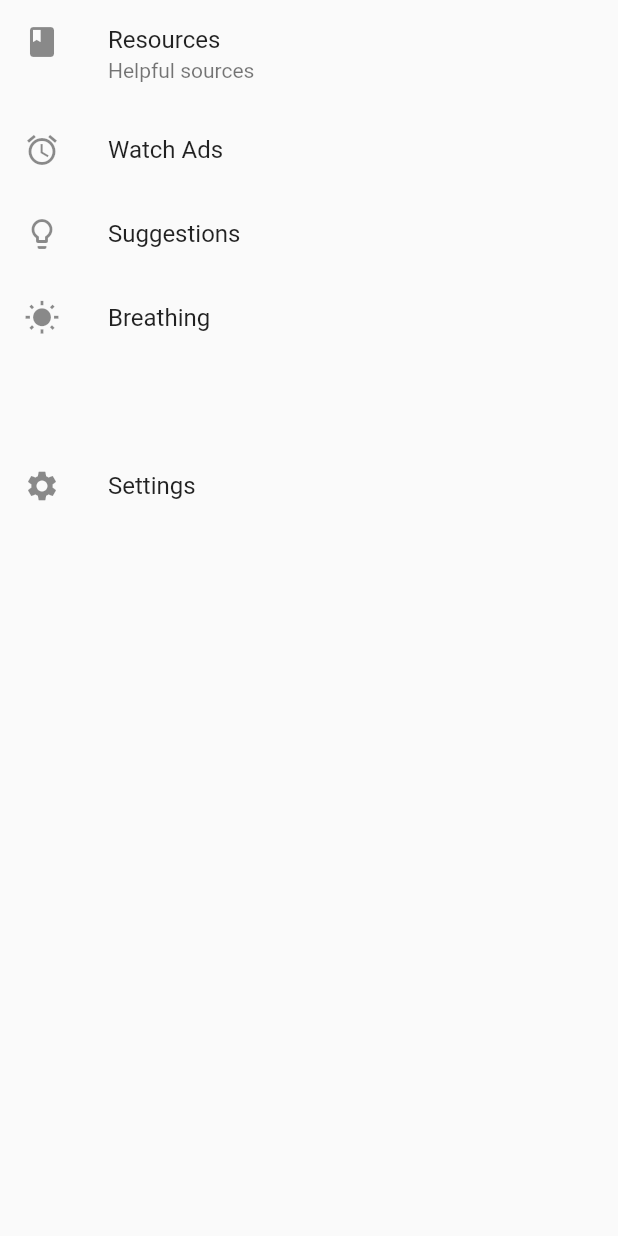
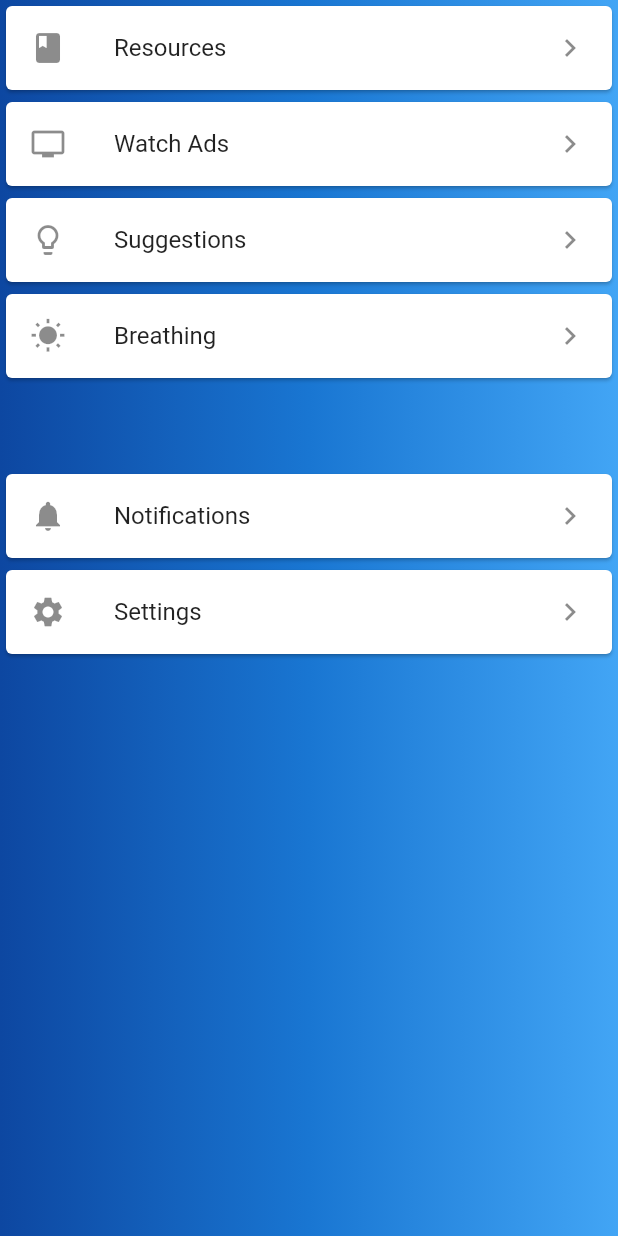
Before and after one commit to PrasannS/katy_mental_health, a Flutter app: the MorePage screen opened directly, on a phone screen of 412 x 824 dp. Run offline on Flutter 3.47's test engine with Material 2 defaults, Android fonts, the phone set to English and light mode, and no system bars; our stand-ins replace cloud_firestore, firebase_auth, fl_chart, sqflite, table_calendar; missing offline and left inert: flutter_circular_slider; accounts and stored records are empty.

```diff
--- a/lib/Pages/more_page.dart
+++ b/lib/Pages/more_page.dart
@@ -15,58 +15,94 @@ class _MorePageState extends State<MorePage> {
   @override
   Widget build(BuildContext context) {
       return new Scaffold(
-          body: new ListView(
+          body: Container(
+              decoration: BoxDecoration(
+                // Box decoration takes a gradient
+                gradient: LinearGradient(
+                  colors: <Color>[
+                    Color(0xFF0D47A1),
+                    Color(0xFF1976D2),
+                    Color(0xFF42A5F5),
+                  ],
+                ),
+              ),
+              child: ListView(
                 children: <Widget>[
-              Container(
+                  Card(
                     child: ListTile(
                       leading: Icon(Icons.book),
                       title: Text("Resources"),
-                  subtitle: Text("Helpful sources"),
+                      trailing: Icon(Icons.keyboard_arrow_right),
                       onTap: () {
                         debugPrint("Resources");
                       },
                     ),
                   ),
 
-              Container(
+
+
+                  Card(
                     child: ListTile(
-                leading: Icon(Icons.alarm),
+                      leading: Icon(Icons.tv),
                       title: Text("Watch Ads"),
+                      trailing: Icon(Icons.keyboard_arrow_right),
                       onTap: () {
                         debugPrint("Ads");
                       },
-              )
+                    ),
                   ),
 
-
-
-              ListTile(
+                  Card(
+                    child: ListTile(
                       leading: Icon(Icons.lightbulb_outline),
                       title: Text("Suggestions"),
+                      trailing: Icon(Icons.keyboard_arrow_right),
                       onTap: () {
                         debugPrint("Suggestions");
                       },
                     ),
+                  ),
 
-              ListTile(
+                  Card(
+                    child: ListTile(
                       leading: Icon(Icons.wb_sunny),
                       title: Text("Breathing"),
+                      trailing: Icon(Icons.keyboard_arrow_right),
                       onTap: () {
                         debugPrint("Breathing");
                       },
                     ),
+                  ),
+
                   ListTile(
                     //spacer
                   ),
 
-              ListTile(
+                  Card(
+                    child: ListTile(
+                      leading: Icon(Icons.notifications),
+                      title: Text("Notifications"),
+                      trailing: Icon(Icons.keyboard_arrow_right),
+                      onTap: () {
+                        debugPrint("Notifications");
+                      },
+                    ),
+                  ),
+
+                  Card(
+                    child: ListTile(
                       leading: Icon(Icons.settings),
                       title: Text("Settings"),
+                      trailing: Icon(Icons.keyboard_arrow_right),
                       onTap: () {
                         debugPrint("Settings");
                       },
                     ),
+                  ),
+
+
                 ],
+              )
           )
       );
   }
```
Lines whose indentation alone changed are shown as unchanged.
